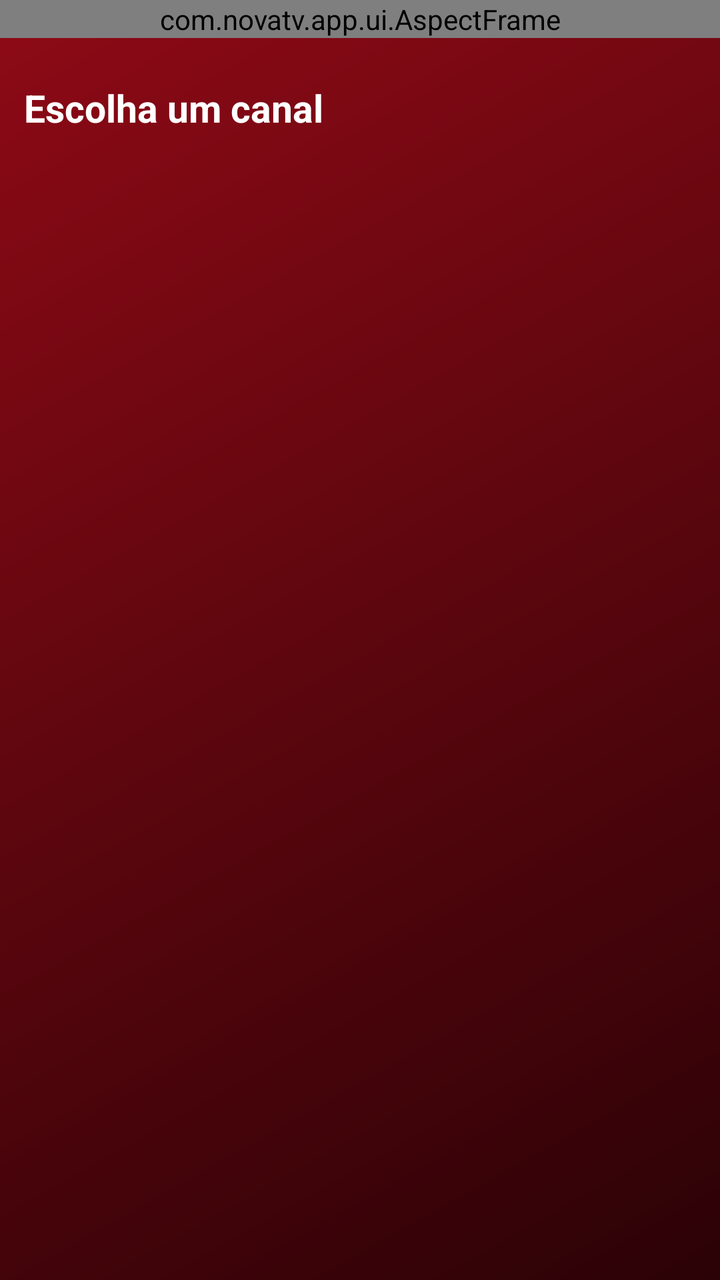
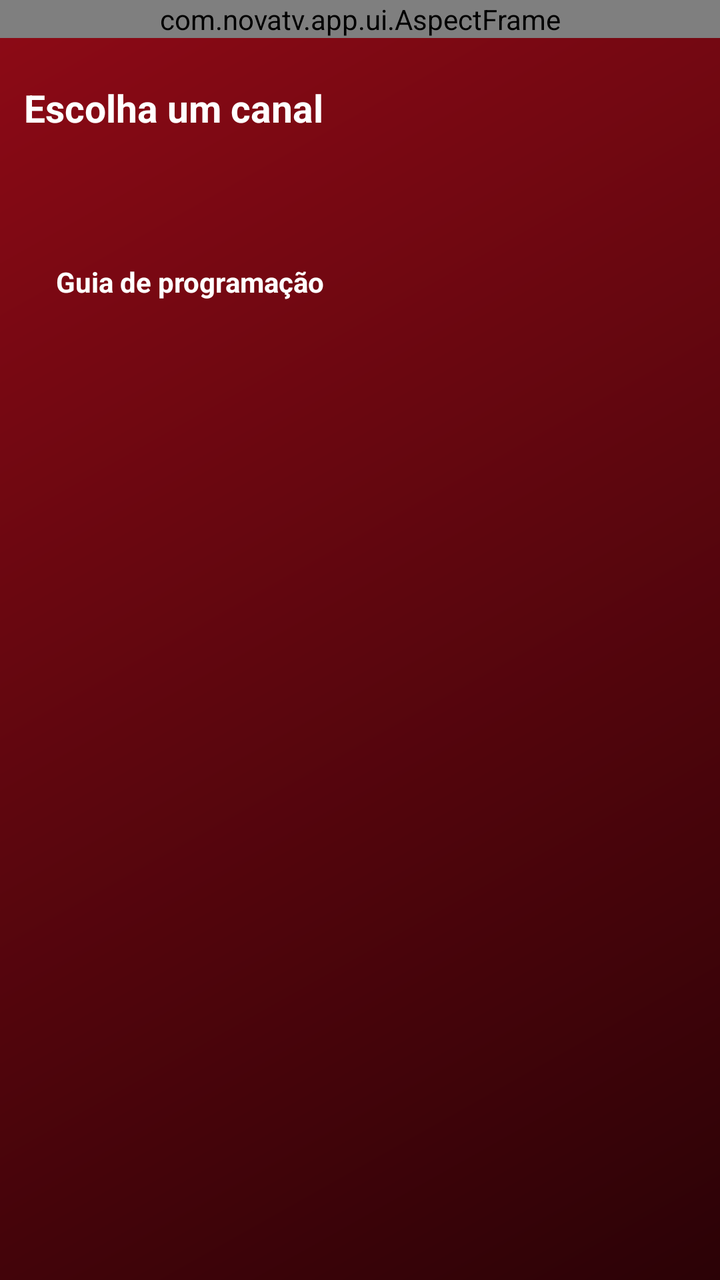

Screens rendered from an Android XML layout before and after an edit, with the pre-edit source and the edit as a unified diff.
<!-- AndroidManifest.xml: application theme AppTheme -->
<!-- res/layout/live_preview.xml -->
<?xml version="1.0" encoding="utf-8"?>
<LinearLayout xmlns:android="http://schemas.android.com/apk/res/android"
    xmlns:app="http://schemas.android.com/apk/res-auto"
    android:layout_width="match_parent"
    android:layout_height="wrap_content"
    android:orientation="vertical">

    <com.novatv.app.ui.AspectFrame
        android:id="@+id/previewBox"
        android:layout_width="match_parent"
        android:layout_height="wrap_content"
        android:background="#FF000000"
        android:focusable="true"
        android:clickable="true"
        app:ratio="0.5625">

        <androidx.media3.ui.PlayerView
            android:id="@+id/preview"
            android:layout_width="match_parent"
            android:layout_height="match_parent"
            android:focusable="false"
            app:resize_mode="fit"
            app:show_buffering="always"
            app:surface_type="texture_view"
            app:use_controller="false" />

        <ImageView
            android:id="@+id/previewLogo"
            android:layout_width="96dp"
            android:layout_height="64dp"
            android:layout_gravity="center"
            android:alpha="0.5"
            android:scaleType="fitCenter"
            android:src="@drawable/ic_tv" />

        <TextView
            android:id="@+id/previewMsg"
            android:layout_width="match_parent"
            android:layout_height="wrap_content"
            android:layout_gravity="bottom"
            android:background="#99000000"
            android:gravity="center"
            android:padding="8dp"
            android:textSize="13sp"
            android:visibility="gone" />

        <ImageView
            android:id="@+id/btnFav"
            android:layout_width="34dp"
            android:layout_height="34dp"
            android:layout_gravity="bottom|end"
            android:layout_marginEnd="50dp"
            android:layout_marginBottom="8dp"
            android:contentDescription="Favoritar"
            android:padding="7dp"
            android:src="@drawable/ic_heart"
            android:visibility="gone" />

        <ImageView
            android:id="@+id/btnFull"
            android:layout_width="34dp"
            android:layout_height="34dp"
            android:layout_gravity="bottom|end"
            android:layout_margin="8dp"
            android:contentDescription="Tela cheia"
            android:padding="7dp"
            android:src="@drawable/ic_fullscreen" />
    </com.novatv.app.ui.AspectFrame>

    <LinearLayout
        android:id="@+id/infoBox"
        android:layout_width="match_parent"
        android:layout_height="wrap_content"
        android:layout_marginTop="10dp"
        android:orientation="vertical"
        android:padding="12dp">

        <TextView
            android:id="@+id/nowName"
            android:layout_width="match_parent"
            android:layout_height="wrap_content"
            android:singleLine="true"
            android:ellipsize="end"
            android:text="Escolha um canal"
            android:textSize="19sp"
            android:textStyle="bold" />

        <TextView
            android:id="@+id/nowEpg"
            android:layout_width="match_parent"
            android:layout_height="wrap_content"
            android:layout_marginTop="4dp"
            android:ellipsize="end"
            android:maxLines="2"
            android:textSize="14sp" />

        <ProgressBar
            android:id="@+id/epgProgress"
            style="@android:style/Widget.Material.ProgressBar.Horizontal"
            android:layout_width="match_parent"
            android:layout_height="4dp"
            android:layout_marginTop="8dp"
            android:max="100"
            android:visibility="gone" />

        <TextView
            android:id="@+id/nextEpg"
            android:layout_width="match_parent"
            android:layout_height="wrap_content"
            android:layout_marginTop="6dp"
            android:alpha="0.75"
            android:ellipsize="end"
            android:singleLine="true"
            android:textSize="13sp" />
    </LinearLayout>
</LinearLayout>
<!-- resources referenced by this layout -->
<resources>
  <!-- drawable ic_fullscreen (drawable) -->
  <?xml version="1.0" encoding="utf-8"?>
  <vector xmlns:android="http://schemas.android.com/apk/res/android" android:width="24dp" android:height="24dp" android:viewportWidth="24" android:viewportHeight="24">
      <path android:fillColor="#FFFFFFFF" android:pathData="M7,14L5,14v5h5v-2L7,17v-3zM5,10h2L7,7h3L10,5L5,5v5zM17,17h-3v2h5v-5h-2v3zM14,5v2h3v3h2L19,5h-5z" />
  </vector>
  <!-- drawable ic_heart (drawable) -->
  <?xml version="1.0" encoding="utf-8"?>
  <vector xmlns:android="http://schemas.android.com/apk/res/android" android:width="24dp" android:height="24dp" android:viewportWidth="24" android:viewportHeight="24">
      <path android:fillColor="#FFFFFFFF" android:pathData="M12,21.35l-1.45,-1.32C5.4,15.36 2,12.28 2,8.5 2,5.42 4.42,3 7.5,3c1.74,0 3.41,0.81 4.5,2.09C13.09,3.81 14.76,3 16.5,3 19.58,3 22,5.42 22,8.5c0,3.78 -3.4,6.86 -8.55,11.54L12,21.35z" />
  </vector>
  <!-- drawable ic_tv (drawable) -->
  <?xml version="1.0" encoding="utf-8"?>
  <vector xmlns:android="http://schemas.android.com/apk/res/android" android:width="24dp" android:height="24dp" android:viewportWidth="24" android:viewportHeight="24">
      <path android:fillColor="#FFFFFFFF" android:pathData="M21,3H3c-1.1,0 -2,0.9 -2,2v12c0,1.1 0.9,2 2,2h5v2h8v-2h5c1.1,0 1.99,-0.9 1.99,-2L23,5c0,-1.1 -0.9,-2 -2,-2zM21,17H3V5h18v12z" />
  </vector>
  <style name="AppTheme" parent="android:Theme.Material.NoActionBar">
          <item name="android:windowBackground">@drawable/bg_default</item>
          <item name="android:colorPrimary">#E1061B</item>
          <item name="android:colorPrimaryDark">#000000</item>
          <item name="android:colorAccent">#E1061B</item>
          <item name="android:statusBarColor">#00000000</item>
          <item name="android:navigationBarColor">#000000</item>
          <item name="android:textColor">#FFFFFF</item>
          <item name="android:textColorPrimary">#FFFFFF</item>
          <item name="android:textColorSecondary">#CCFFFFFF</item>
          <item name="android:windowContentTransitions">false</item>
          <item name="android:windowActivityTransitions">false</item>
          <item name="android:windowAnimationStyle">@style/FadeAnim</item>
          <item name="android:fontFamily">sans-serif</item>
      </style>
  <!-- drawable bg_default (drawable) -->
  <?xml version="1.0" encoding="utf-8"?>
  <shape xmlns:android="http://schemas.android.com/apk/res/android">
      <gradient android:angle="315" android:startColor="#8E0A16" android:endColor="#2B0206" />
  </shape>
  <style name="FadeAnim" parent="android:Animation.Activity">
          <item name="android:activityOpenEnterAnimation">@android:anim/fade_in</item>
          <item name="android:activityOpenExitAnimation">@android:anim/fade_out</item>
          <item name="android:activityCloseEnterAnimation">@android:anim/fade_in</item>
          <item name="android:activityCloseExitAnimation">@android:anim/fade_out</item>
      </style>
</resources>

<!-- the commit's change to res/layout/live_preview.xml (unified diff, before → after) -->
@@ -112,5 +112,20 @@
             android:ellipsize="end"
             android:singleLine="true"
             android:textSize="13sp" />
+
+        <TextView
+            android:id="@+id/btnGuide"
+            android:layout_width="wrap_content"
+            android:layout_height="wrap_content"
+            android:layout_marginTop="10dp"
+            android:clickable="true"
+            android:focusable="true"
+            android:paddingStart="16dp"
+            android:paddingTop="8dp"
+            android:paddingEnd="16dp"
+            android:paddingBottom="8dp"
+            android:text="Guia de programação"
+            android:textSize="14sp"
+            android:textStyle="bold" />
     </LinearLayout>
 </LinearLayout>
